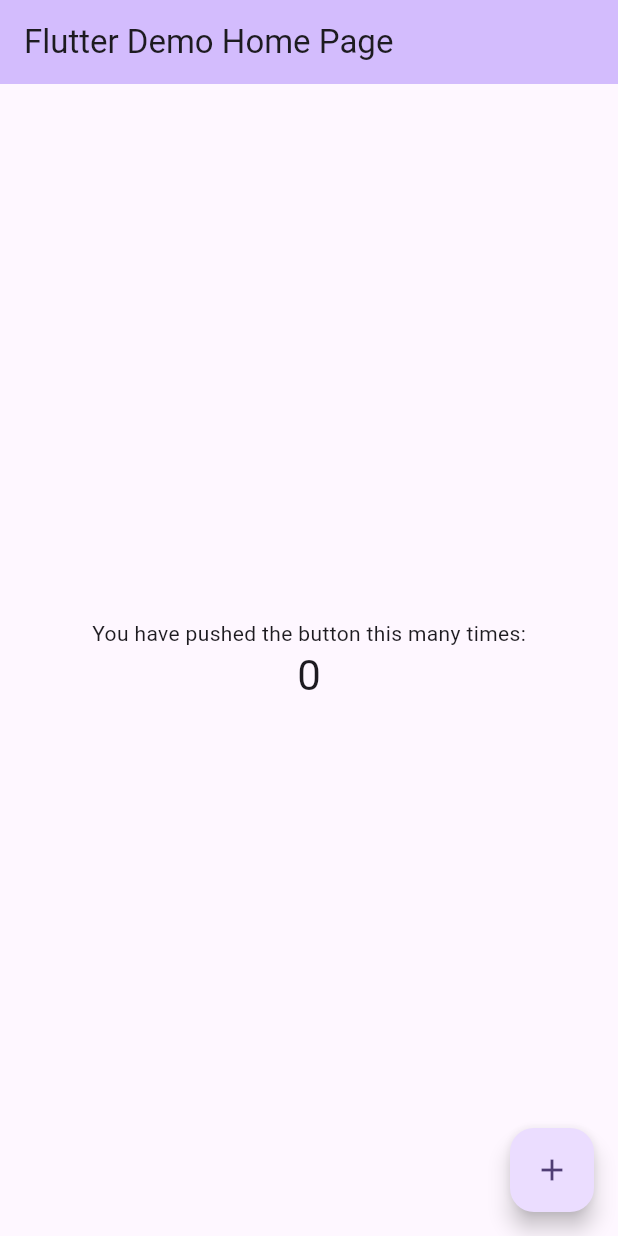
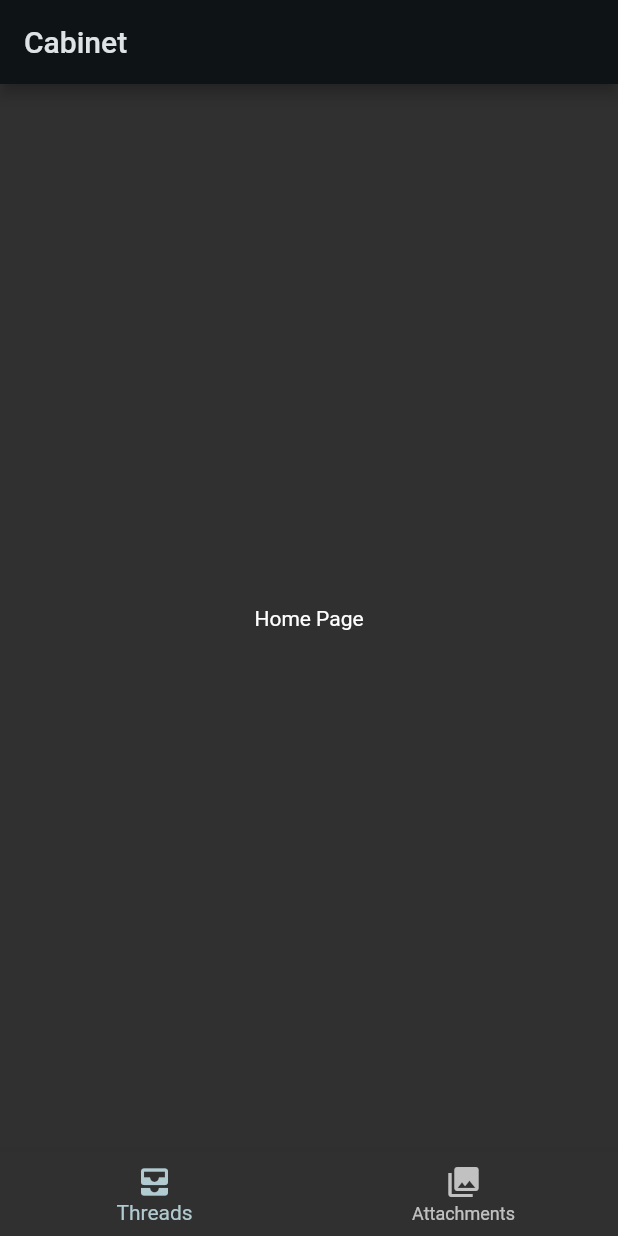
Before and after one commit to async3619/cabinet-client-android, a Flutter app: the screen it shows after launch, on a phone screen of 412 x 824 dp. Run offline on Flutter 3.47's test engine with Material 3 defaults, Android fonts, the phone set to English and light mode, and no system bars.

Commit message:
feat(home): add scaffolding layout for home route

```diff
--- a/lib/main.dart
+++ b/lib/main.dart
@@ -1,3 +1,4 @@
+import 'package:cabinet_client_android/routes/home/main.dart';
 import 'package:flutter/material.dart';
 
 void main() {
@@ -11,112 +12,15 @@ class MyApp extends StatelessWidget {
   @override
   Widget build(BuildContext context) {
     return MaterialApp(
-      title: 'Flutter Demo',
+      title: 'Cabinet',
       theme: ThemeData(
-        // This is the theme of your application.
-        //
-        // TRY THIS: Try running your application with "flutter run". You'll see
-        // the application has a purple toolbar. Then, without quitting the app,
-        // try changing the seedColor in the colorScheme below to Colors.green
-        // and then invoke "hot reload" (save your changes or press the "hot
-        // reload" button in a Flutter-supported IDE, or press "r" if you used
-        // the command line to start the app).
-        //
-        // Notice that the counter didn't reset back to zero; the application
-        // state is not lost during the reload. To reset the state, use hot
-        // restart instead.
-        //
-        // This works for code too, not just values: Most code changes can be
-        // tested with just a hot reload.
-        colorScheme: ColorScheme.fromSeed(seedColor: Colors.deepPurple),
+        colorScheme: ColorScheme.fromSeed(
+          seedColor: Colors.cyan,
+          brightness: Brightness.dark,
+        ),
+        useMaterial3: false,
       ),
-      home: const MyHomePage(title: 'Flutter Demo Home Page'),
+      home: const HomeRoute(),
     );
   }
 }
-
-class MyHomePage extends StatefulWidget {
-  const MyHomePage({super.key, required this.title});
-
-  // This widget is the home page of your application. It is stateful, meaning
-  // that it has a State object (defined below) that contains fields that affect
-  // how it looks.
-
-  // This class is the configuration for the state. It holds the values (in this
-  // case the title) provided by the parent (in this case the App widget) and
-  // used by the build method of the State. Fields in a Widget subclass are
-  // always marked "final".
-
-  final String title;
-
-  @override
-  State<MyHomePage> createState() => _MyHomePageState();
-}
-
-class _MyHomePageState extends State<MyHomePage> {
-  int _counter = 0;
-
-  void _incrementCounter() {
-    setState(() {
-      // This call to setState tells the Flutter framework that something has
-      // changed in this State, which causes it to rerun the build method below
-      // so that the display can reflect the updated values. If we changed
-      // _counter without calling setState(), then the build method would not be
-      // called again, and so nothing would appear to happen.
-      _counter++;
-    });
-  }
-
-  @override
-  Widget build(BuildContext context) {
-    // This method is rerun every time setState is called, for instance as done
-    // by the _incrementCounter method above.
-    //
-    // The Flutter framework has been optimized to make rerunning build methods
-    // fast, so that you can just rebuild anything that needs updating rather
-    // than having to individually change instances of widgets.
-    return Scaffold(
-      appBar: AppBar(
-        // TRY THIS: Try changing the color here to a specific color (to
-        // Colors.amber, perhaps?) and trigger a hot reload to see the AppBar
-        // change color while the other colors stay the same.
-        backgroundColor: Theme.of(context).colorScheme.inversePrimary,
-        // Here we take the value from the MyHomePage object that was created by
-        // the App.build method, and use it to set our appbar title.
-        title: Text(widget.title),
-      ),
-      body: Center(
-        // Center is a layout widget. It takes a single child and positions it
-        // in the middle of the parent.
-        child: Column(
-          // Column is also a layout widget. It takes a list of children and
-          // arranges them vertically. By default, it sizes itself to fit its
-          // children horizontally, and tries to be as tall as its parent.
-          //
-          // Column has various properties to control how it sizes itself and
-          // how it positions its children. Here we use mainAxisAlignment to
-          // center the children vertically; the main axis here is the vertical
-          // axis because Columns are vertical (the cross axis would be
-          // horizontal).
-          //
-          // TRY THIS: Invoke "debug painting" (choose the "Toggle Debug Paint"
-          // action in the IDE, or press "p" in the console), to see the
-          // wireframe for each widget.
-          mainAxisAlignment: MainAxisAlignment.center,
-          children: <Widget>[
-            const Text('You have pushed the button this many times:'),
-            Text(
-              '$_counter',
-              style: Theme.of(context).textTheme.headlineMedium,
-            ),
-          ],
-        ),
-      ),
-      floatingActionButton: FloatingActionButton(
-        onPressed: _incrementCounter,
-        tooltip: 'Increment',
-        child: const Icon(Icons.add),
-      ), // This trailing comma makes auto-formatting nicer for build methods.
-    );
-  }
-}
--- /dev/null
+++ b/lib/routes/home/main.dart
@@ -0,0 +1,42 @@
+import 'package:flutter/cupertino.dart';
+import 'package:flutter/material.dart';
+
+class HomeRoute extends StatefulWidget {
+  const HomeRoute({super.key});
+
+  @override
+  State<HomeRoute> createState() => _HomeRouteState();
+}
+
+class _HomeRouteState extends State<HomeRoute> {
+  int _selectedTabIndex = 0;
+
+  void handleSelectTab(int index) {
+    setState(() {
+      _selectedTabIndex = index;
+    });
+  }
+
+  @override
+  Widget build(BuildContext context) {
+    return Scaffold(
+      appBar: AppBar(title: const Text('Cabinet')),
+      body: const Center(child: Text('Home Page')),
+      bottomNavigationBar: BottomNavigationBar(
+        items: const <BottomNavigationBarItem>[
+          BottomNavigationBarItem(
+            icon: Icon(Icons.all_inbox),
+            label: 'Threads',
+          ),
+          BottomNavigationBarItem(
+            icon: Icon(Icons.photo_library),
+            label: 'Attachments',
+          ),
+        ],
+
+        currentIndex: _selectedTabIndex,
+        onTap: handleSelectTab,
+      ),
+    );
+  }
+}
```
